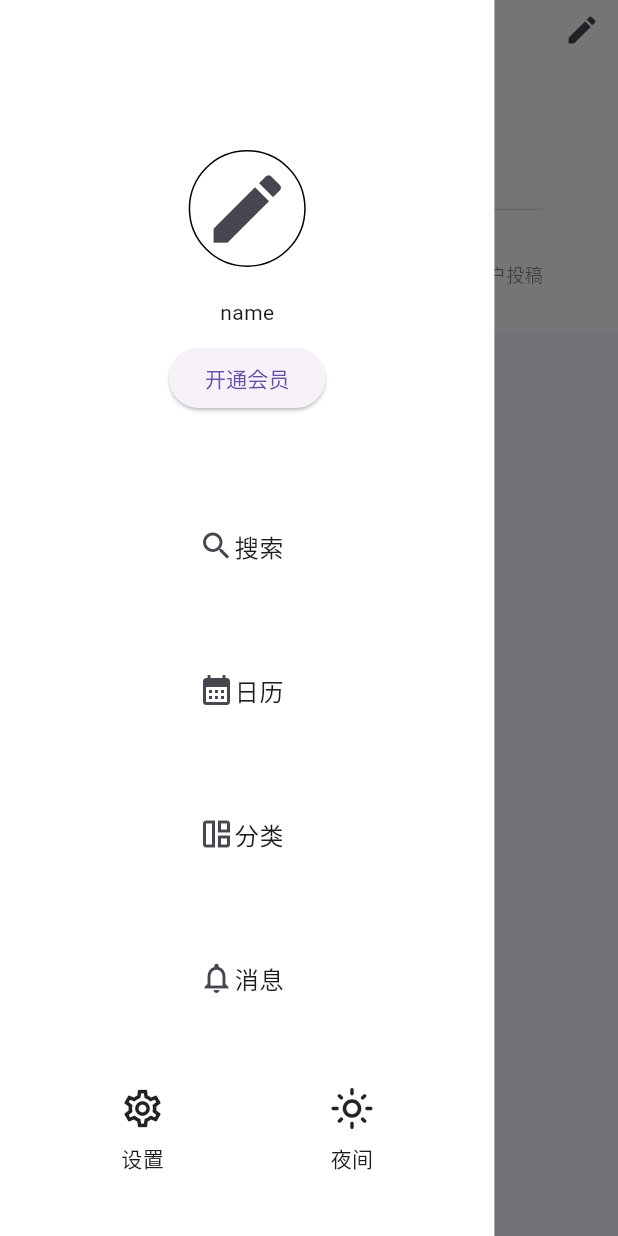
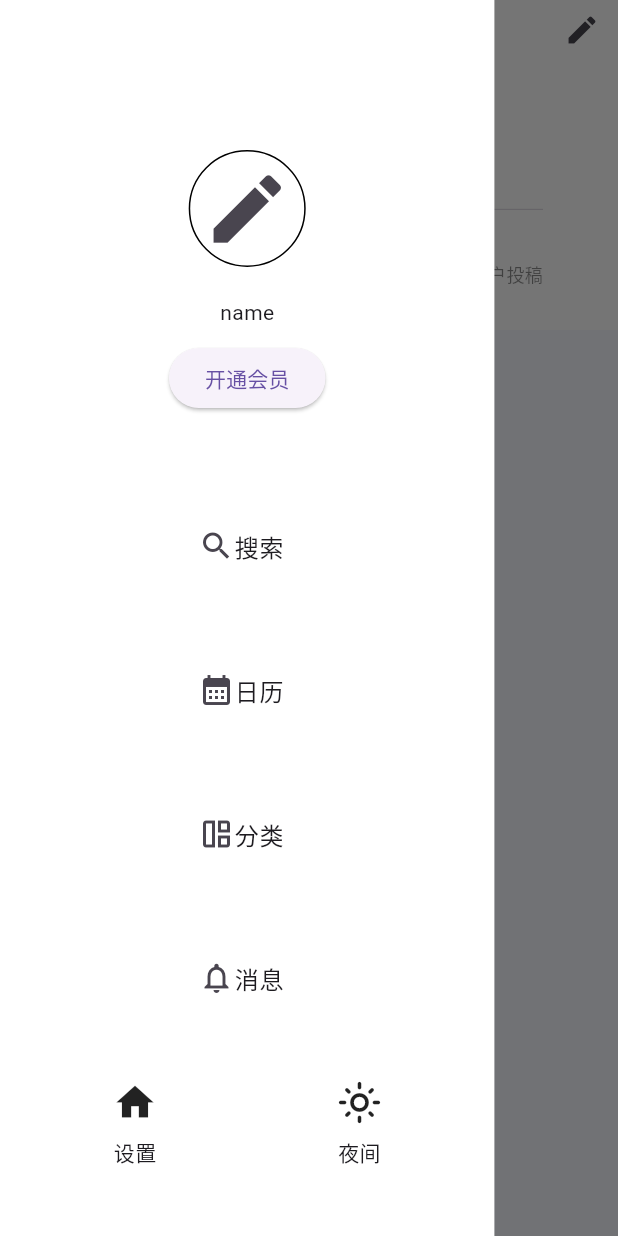
Before and after one commit to luke358/RandomDiary, a Flutter app: the screen it shows after launch, with the side drawer open, on a phone screen of 412 x 824 dp. Run offline on Flutter 3.47's test engine with Material 3 defaults, Android fonts, the phone set to English and light mode, and no system bars; our stand-ins replace fluttertoast, grouped_list, sqflite, unicons; missing offline and left inert: flutter_quill; accounts and stored records are empty.

Commit message:
feat: drawer 代码优化

```diff
--- a/lib/ui/diary_list.dart
+++ b/lib/ui/diary_list.dart
@@ -194,7 +194,7 @@ class _DiaryListState extends State<DiaryList> {
                 crossAxisAlignment: CrossAxisAlignment.center,
                 children: [
                   IconButton(
-                      icon: const Icon(Icons.edit),
+                      icon: const Icon(Icons.menu_sharp),
                       onPressed: () => scaffoldKey.currentState?.openDrawer()),
                   IconButton(
                     icon: const Icon(Icons.edit),
--- a/lib/ui/setting_drawer.dart
+++ b/lib/ui/setting_drawer.dart
@@ -1,6 +1,4 @@
-import 'package:flutter/cupertino.dart';
 import 'package:flutter/material.dart';
-import 'package:flutter/widgets.dart';
 
 class SettingDrawer extends StatelessWidget {
   const SettingDrawer({
@@ -134,37 +132,45 @@ class SettingDrawer extends StatelessWidget {
     );
   }
 
+  Widget _buildFooterButton(Function onTap, IconData icon, String text) {
+    return InkWell(
+        borderRadius: BorderRadius.circular(50.0),
+        onTap: () {
+          onTap();
+        },
+        child: Container(
+          alignment: Alignment.center,
+          width: 100,
+          height: 100,
+          color: Colors.transparent, // 设置按钮颜色
+
+          child: Column(
+            mainAxisAlignment: MainAxisAlignment.center,
+            children: [
+              Icon(
+                icon,
+                size: 30,
+              ),
+              const SizedBox(height: 8),
+              Text(text)
+            ],
+          ),
+        ));
+  }
+
   Widget _buildFooter() {
     return Stack(
       children: [
         Positioned(
             child: Container(
           alignment: Alignment.center,
-          height: 100,
-          padding: const EdgeInsets.only(left: 80, right: 80, bottom: 20),
-          child: const Row(
+          height: 150,
+          padding: const EdgeInsets.only(left: 40, right: 40, bottom: 0),
+          child: Row(
             mainAxisAlignment: MainAxisAlignment.spaceBetween,
             children: [
-              Column(
-                children: [
-                  Icon(
-                    Icons.settings_outlined,
-                    size: 30,
-                  ),
-                  SizedBox(height: 8),
-                  Text('设置')
-                ],
-              ),
-              Column(
-                children: [
-                  Icon(
-                    Icons.light_mode_outlined,
-                    size: 30,
-                  ),
-                  SizedBox(height: 8),
-                  Text('夜间')
-                ],
-              ),
+              _buildFooterButton(() {}, Icons.home, '设置'),
+              _buildFooterButton(() {}, Icons.light_mode_outlined, '夜间'),
             ],
           ),
         ))
```
